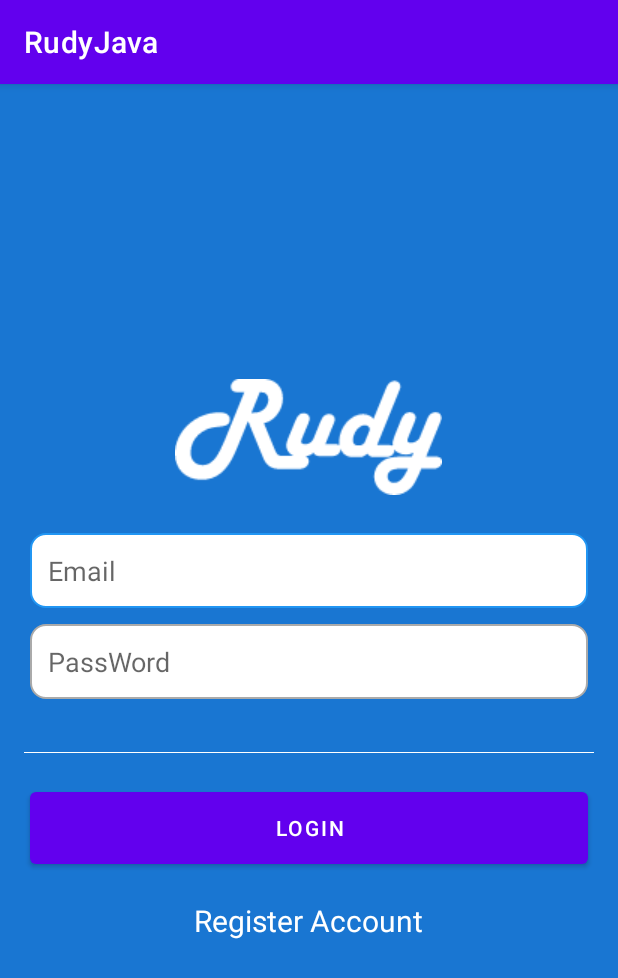
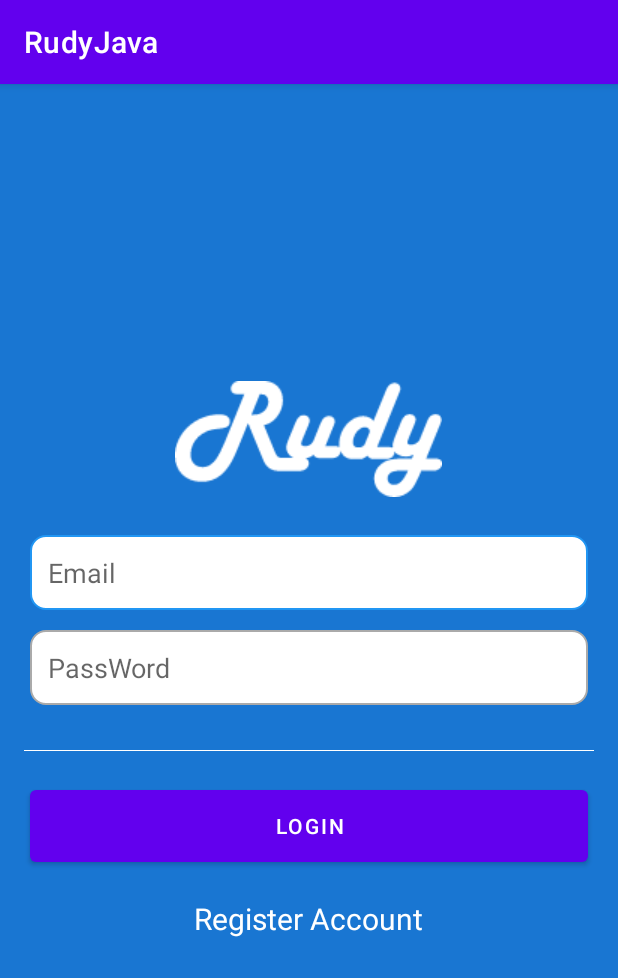
Before and after one commit to jirayutz/Rudy-Java, an Android app: the screen it shows after launch (LoginActivity), on a phone screen of 412 x 824 dp. Shown: the top 978 px of the screen. Run offline under Robolectric (Android 15) with nearby library versions, the phone set to English and light mode, and no system bars; our stand-ins replace Firebase (no records; nobody signed in at launch, a user with empty details on screens opened directly).

```diff
--- a/app/src/main/res/layout/activity_home.xml
+++ b/app/src/main/res/layout/activity_home.xml
@@ -9,6 +9,7 @@
     tools:context=".HomeActivity">
 
     <TextView
+        android:id="@+id/tvShow"
         android:layout_width="match_parent"
         android:layout_height="wrap_content"
         android:gravity="center_horizontal"
@@ -16,6 +17,7 @@
         android:textSize="62dp" />
 
     <Button
+        android:id="@+id/btnOK"
         android:layout_width="match_parent"
         android:layout_height="wrap_content"
         android:layout_marginStart="16dp"
--- a/app/src/main/res/layout/activity_login.xml
+++ b/app/src/main/res/layout/activity_login.xml
@@ -32,14 +32,14 @@
         android:id="@+id/passedt"
         android:layout_width="match_parent"
         android:layout_height="50dp"
-        android:layout_marginVertical="5dp"
         android:layout_marginStart="20dp"
+        android:layout_marginTop="8dp"
         android:layout_marginEnd="20dp"
         android:background="@drawable/custom_input"
         android:drawablePadding="12dp"
         android:ems="10"
         android:hint="PassWord"
-        android:inputType="text"
+        android:inputType="textPassword"
         android:paddingStart="12dp" />
 
     <View
--- a/app/src/main/res/layout/activity_register.xml
+++ b/app/src/main/res/layout/activity_register.xml
@@ -32,9 +32,8 @@
     <EditText
         android:layout_width="match_parent"
         android:layout_height="50dp"
-        android:layout_marginVertical="5dp"
         android:layout_marginLeft="20dp"
-        android:layout_marginTop="50dp"
+        android:layout_marginTop="8dp"
         android:layout_marginRight="20dp"
         android:background="@drawable/custom_input"
         android:drawablePadding="12dp"
```
Also changed, not shown: app/src/main/java/com/jry/rudyjava/HomeActivity.java (+19 -2 lines).
